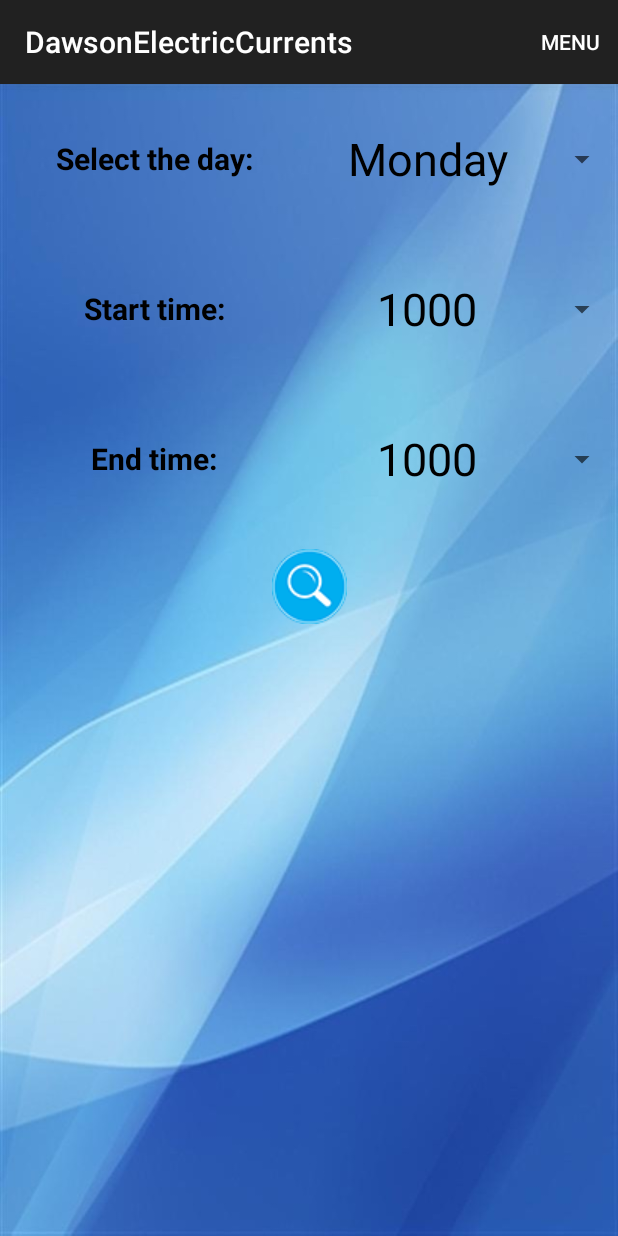
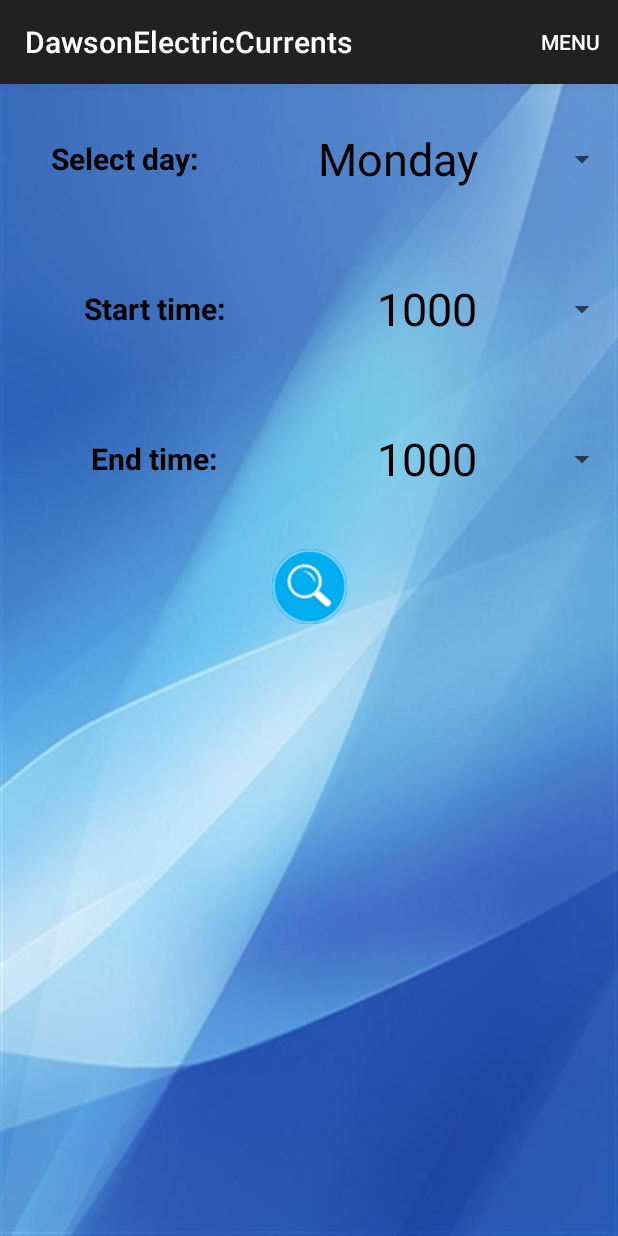
Before and after one commit to RimiDev/AllPurposeApp, an Android app: the FindFreeFriends screen opened directly, with no data from a screen before it, on a phone screen of 412 x 824 dp. Run offline under Robolectric (Android 15) with nearby library versions, the phone set to English and light mode, and no system bars.

Commit message:
Fix findFreeFriends drop down button from going out of place

```diff
--- a/app/src/main/res/layout/activity_find_free_friends.xml
+++ b/app/src/main/res/layout/activity_find_free_friends.xml
@@ -6,7 +6,7 @@
     android:layout_width="match_parent"
     android:layout_height="match_parent"
     android:background="@drawable/mainbg"
-    tools:context="cs.dawson.dawsonelectriccurrents.FindFreeFriends">
+    tools:context="cs.dawson.dawsonelectriccurrents.FIndBreakActivity">
 
 
     <LinearLayout
@@ -17,7 +17,8 @@
         <TextView
             android:layout_width="match_parent"
             android:layout_height="match_parent"
-            android:layout_weight="0.5"
+            android:layout_weight="0.6"
+
             android:textSize="20dp"
             android:textColor="#000000"
             android:textStyle="bold"
@@ -28,7 +29,7 @@
             android:id="@+id/daySpinner"
             android:layout_width="match_parent"
             android:layout_height="100dp"
-            android:layout_weight="0.5" />
+            android:layout_weight="0.4" />
     </LinearLayout>
 
     <LinearLayout
@@ -71,7 +72,12 @@
         <Spinner
             android:id="@+id/endTimeSpinner"
             android:layout_width="match_parent"
+
+            android:layout_height="match_parent"
+            android:layout_weight="0.5"
             android:textStyle="bold"
+            />
+=======
             android:layout_height="100dp"
             android:layout_weight="0.5" />
     </LinearLayout>
@@ -83,7 +89,7 @@
 
         <ImageButton
             android:id="@+id/searchButton"
-            android:layout_width="0dp"
+            android:layout_width="wrap_content"
             android:layout_height="match_parent"
             android:layout_weight="1"
             android:background="#00000000"
--- a/app/src/main/res/layout/spinner.xml
+++ b/app/src/main/res/layout/spinner.xml
@@ -10,6 +10,5 @@
         android:layout_height="wrap_content"
         android:layout_gravity="center"
         android:padding="@dimen/activity_horizontal_margin"
-        android:text="Demo"
         android:textColor="#000000" />
 </LinearLayout>
--- a/app/src/main/res/values/strings.xml
+++ b/app/src/main/res/values/strings.xml
@@ -108,7 +108,7 @@
     <string name="searchFriendCourse">Search Friend Courses</string>
     <string name="notAvailableText">This friend is not available!</string>
     <string name="availableText">This friend is currently in: </string>
-    <string name="daySelection">Select the day: </string>
+    <string name="daySelection">Select day: </string>
     <string name="noFriends">No friends</string>
     <string name="noFriendsCourse">No friends in this course!</string>
     <string name="nofriendsonbreak">No friends on break at current time searched</string>
```
Also changed, not shown: app/src/main/res/layout/activity_about.xml (+9 -3 lines), app/src/main/res/layout/time_spinner.xml (deleted, +0 -15 lines), app/src/main/res/drawable/backlightcity.jpg (deleted), app/src/main/res/drawable/delete.png (deleted).
